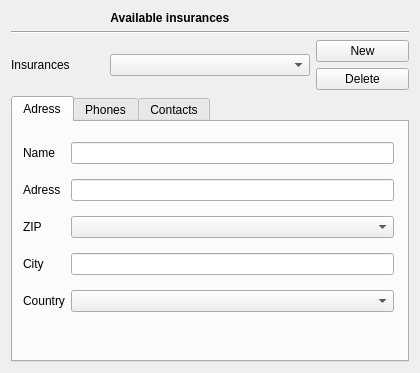
Before: the Qt Designer form plugins/accountplugin/preferences/insurancepage.ui in FreeHealth/freehealth, drawn with Qt 5.
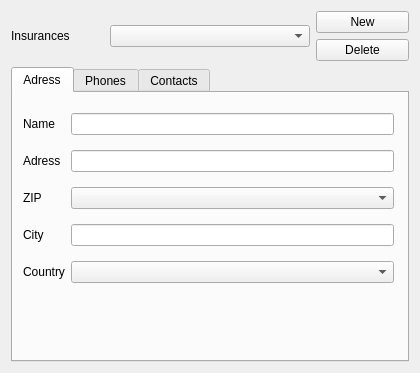
After: the same form once the commit is applied.

What changed in the file:
```diff
--- a/plugins/accountplugin/preferences/insurancepage.ui
+++ b/plugins/accountplugin/preferences/insurancepage.ui
@@ -15,26 +15,6 @@
   </property>
   <layout class="QGridLayout" name="gridLayout_4">
    <item row="0" column="0">
-    <widget class="QLabel" name="label">
-     <property name="font">
-      <font>
-       <weight>75</weight>
-       <bold>true</bold>
-      </font>
-     </property>
-     <property name="text">
-      <string>                              Available insurances</string>
-     </property>
-    </widget>
-   </item>
-   <item row="1" column="0">
-    <widget class="Line" name="line">
-     <property name="orientation">
-      <enum>Qt::Horizontal</enum>
-     </property>
-    </widget>
-   </item>
-   <item row="2" column="0">
     <layout class="QGridLayout" name="gridLayout">
      <item row="0" column="0">
       <widget class="QLabel" name="label_2">
@@ -73,7 +53,7 @@
      </item>
     </layout>
    </item>
-   <item row="3" column="0">
+   <item row="1" column="0">
     <widget class="QTabWidget" name="tabWidget">
      <property name="currentIndex">
       <number>0</number>
```
